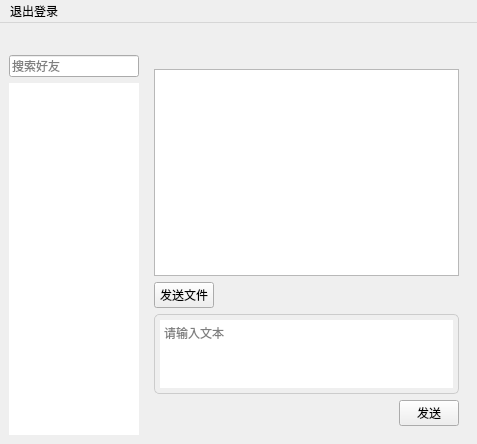
The window that QQ/Client/chat.ui (chenweifff/final) describes before a commit, drawn with Qt 5.
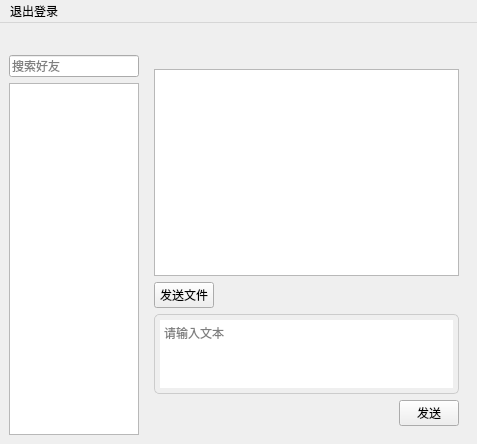
The same window after the commit.

What changed in the file:
```diff
--- a/QQ/Client/chat.ui
+++ b/QQ/Client/chat.ui
@@ -60,7 +60,7 @@
         </widget>
        </item>
        <item>
-        <widget class="QListWidget" name="friendListWidget">
+        <widget class="QListView" name="friendListView">
          <property name="styleSheet">
           <string notr="true">QListWidget {
     background-color: white;
```
